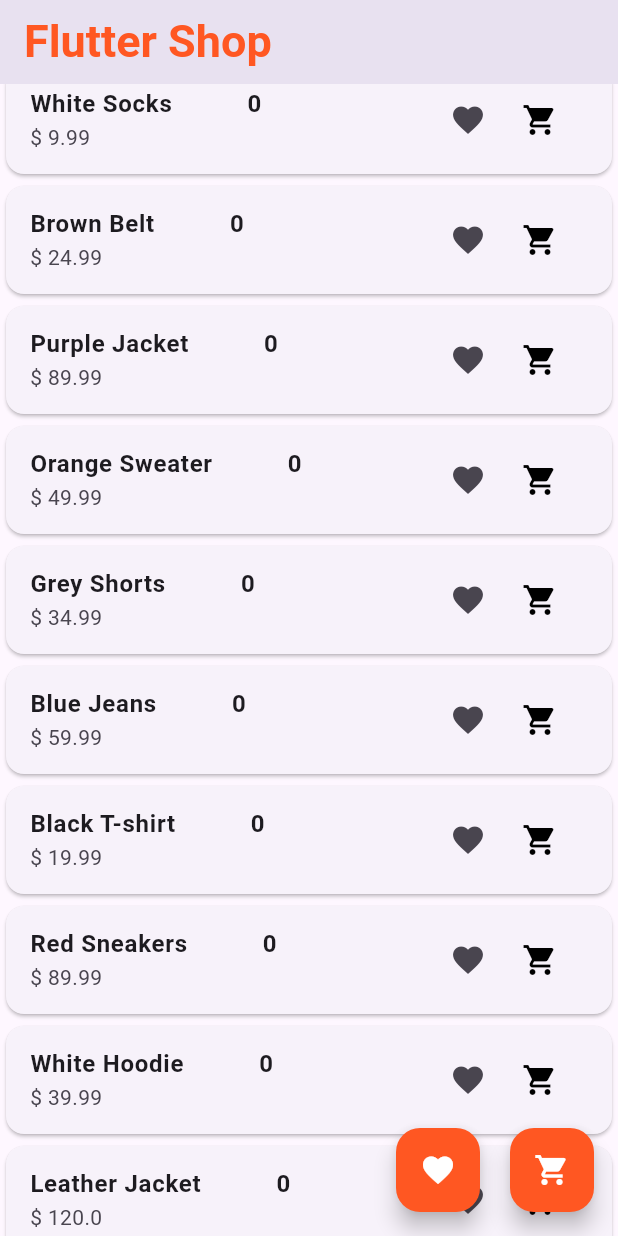
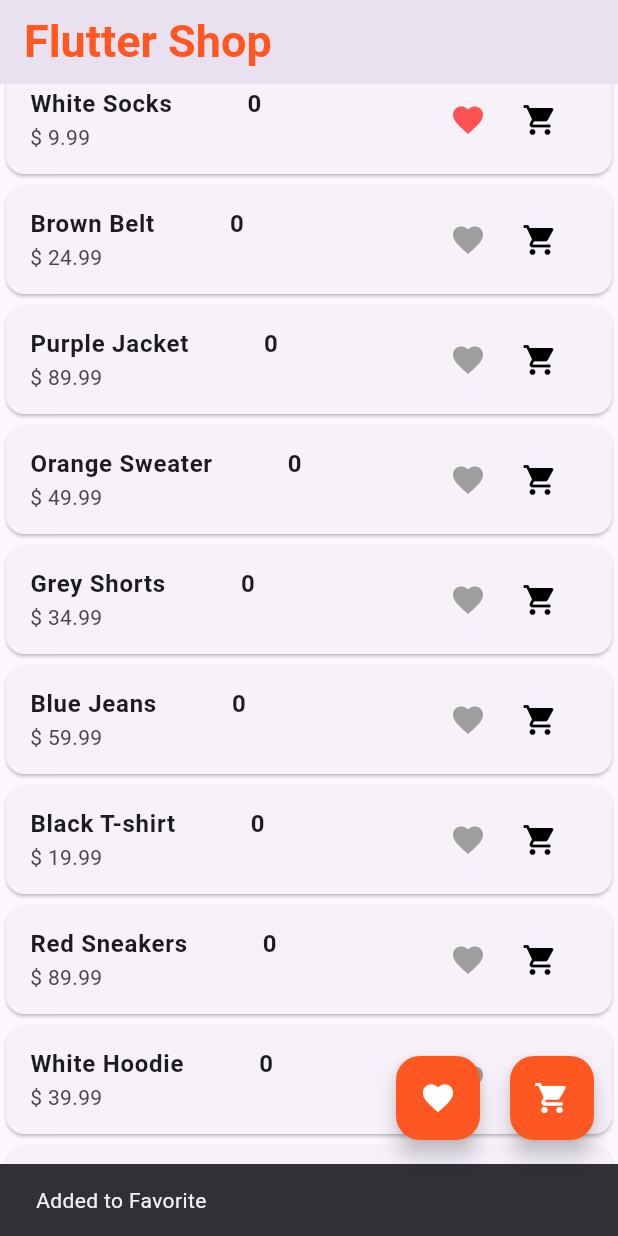
Before and after one commit to Nadun-Charuka/provider_v141, a Flutter app: the screen it shows after launch, scrolled down 576 dp, after a tap on the "favorite" icon, on a phone screen of 412 x 824 dp. Run offline on Flutter 3.47's test engine with Material 3 defaults, Android fonts, the phone set to English and light mode, and no system bars.

Commit message:
add to favorite complete

```diff
--- a/lib/main.dart
+++ b/lib/main.dart
@@ -2,11 +2,15 @@ import 'package:flutter/material.dart';
 import 'package:provider/provider.dart';
 import 'package:provider_v141/pages/product_page.dart';
 import 'package:provider_v141/providers/cart_provider.dart';
+import 'package:provider_v141/providers/favorite_provider.dart';
 
 void main() {
   runApp(
-    ChangeNotifierProvider(
-      create: (context) => CartProvider(),
+    MultiProvider(
+      providers: [
+        ChangeNotifierProvider(create: (context) => CartProvider()),
+        ChangeNotifierProvider(create: (context) => FavoriteProvider())
+      ],
       child: MyApp(),
     ),
   );
--- a/lib/pages/cart_page.dart
+++ b/lib/pages/cart_page.dart
@@ -65,7 +65,7 @@ class CartPage extends StatelessWidget {
                               ScaffoldMessenger.of(context).showSnackBar(
                                 SnackBar(
                                   content: Text(
-                                      " ${cartProvider.items.values.toList()[index].title} removed from cart"),
+                                      " ${cartItem.title} removed from cart"),
                                   duration: Duration(seconds: 3),
                                 ),
                               );
--- a/lib/pages/product_page.dart
+++ b/lib/pages/product_page.dart
@@ -5,6 +5,7 @@ import 'package:provider_v141/models/product_model.dart';
 import 'package:provider_v141/pages/cart_page.dart';
 import 'package:provider_v141/pages/favorite_page.dart';
 import 'package:provider_v141/providers/cart_provider.dart';
+import 'package:provider_v141/providers/favorite_provider.dart';
 
 class ProductPage extends StatelessWidget {
   const ProductPage({super.key});
@@ -68,8 +69,9 @@ class ProductPage extends StatelessWidget {
         itemBuilder: (context, index) {
           Product product = productList[index];
           return Card(
-            child: Consumer<CartProvider>(
-              builder: (context, cartPorvider, child) => ListTile(
+            child: Consumer2<CartProvider, FavoriteProvider>(
+              builder: (context, cartPorvider, favoriteProvider, child) =>
+                  ListTile(
                 title: Row(
                   children: [
                     Text(
@@ -98,9 +100,25 @@ class ProductPage extends StatelessWidget {
                   mainAxisSize: MainAxisSize.min,
                   children: [
                     IconButton(
-                      onPressed: () {},
+                      onPressed: () {
+                        if (favoriteProvider.isFavorite(product.id)) {
+                          favoriteProvider.removedFavProduct(product.id);
+                          ScaffoldMessenger.of(context).showSnackBar(
+                              SnackBar(content: Text("Removed from Favorite")));
+                        } else {
+                          favoriteProvider.addFavProducts(
+                              product.id, product.title, product.price);
+                          favoriteProvider.toggleFavorite(product.id);
+                        }
+
+                        ScaffoldMessenger.of(context).showSnackBar(
+                            SnackBar(content: Text("Added to Favorite")));
+                      },
                       icon: Icon(
                         Icons.favorite,
+                        color: favoriteProvider.isFavorite(product.id)
+                            ? Colors.redAccent
+                            : Colors.grey,
                       ),
                     ),
                     IconButton(
@@ -120,7 +138,7 @@ class ProductPage extends StatelessWidget {
                       icon: Icon(
                         Icons.shopping_cart,
                         color: cartPorvider.items.containsKey(product.id)
-                            ? Colors.red
+                            ? Colors.orangeAccent
                             : Colors.black,
                       ),
                     ),
--- /dev/null
+++ b/lib/providers/favorite_provider.dart
@@ -0,0 +1,47 @@
+import 'package:flutter/material.dart';
+import 'package:provider_v141/models/product_model.dart';
+
+class FavoriteProvider extends ChangeNotifier {
+  final Map<String, bool> _favorites = {};
+  Map<String, bool> get favorites => _favorites;
+
+  void toggleFavorite(String id) {
+    if (_favorites.containsKey(id)) {
+      _favorites[id] = !_favorites[id]!;
+      debugPrint("$_favorites");
+    } else {
+      _favorites[id] = true;
+      debugPrint("$_favorites");
+    }
+    notifyListeners();
+  }
+
+  //check fav or not
+  bool isFavorite(String id) {
+    //it may return null, which is not ideal when working with booleans.By using ?? false, you ensure that the method always returns a boolean (true or false), preventing null-related errors.
+    return _favorites[id] ?? false;
+  }
+
+  final Map<String, Product> _favProduct = {};
+  Map<String, Product> get favProduct => _favProduct;
+
+//add to fav page
+  void addFavProducts(String id, String title, double price) {
+    if (_favProduct.containsKey(id)) {
+      return;
+    } else {
+      _favProduct.putIfAbsent(
+        id,
+        () => Product(id: id, title: title, price: price),
+      );
+    }
+    notifyListeners();
+  }
+
+//remove from fav page
+  void removedFavProduct(String id) {
+    _favProduct.remove(id);
+    _favorites.remove(id);
+    notifyListeners();
+  }
+}
```
Also changed, not shown: lib/pages/favorite_page.dart (+33 -0 lines), lib/providers/cart_provider.dart (+5 -5 lines).
